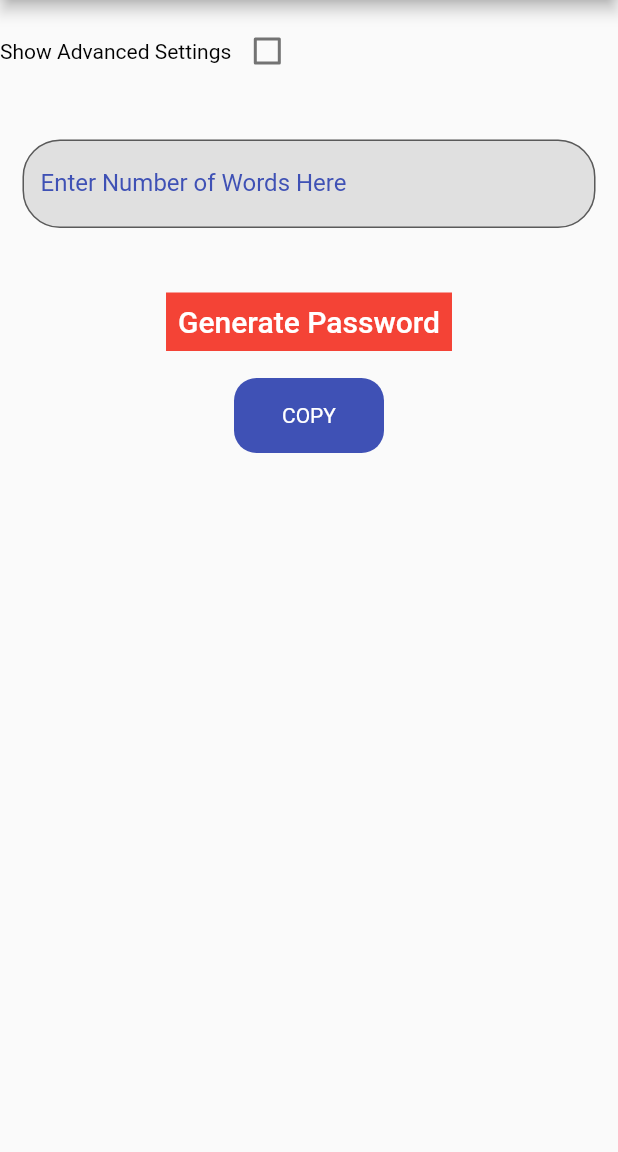
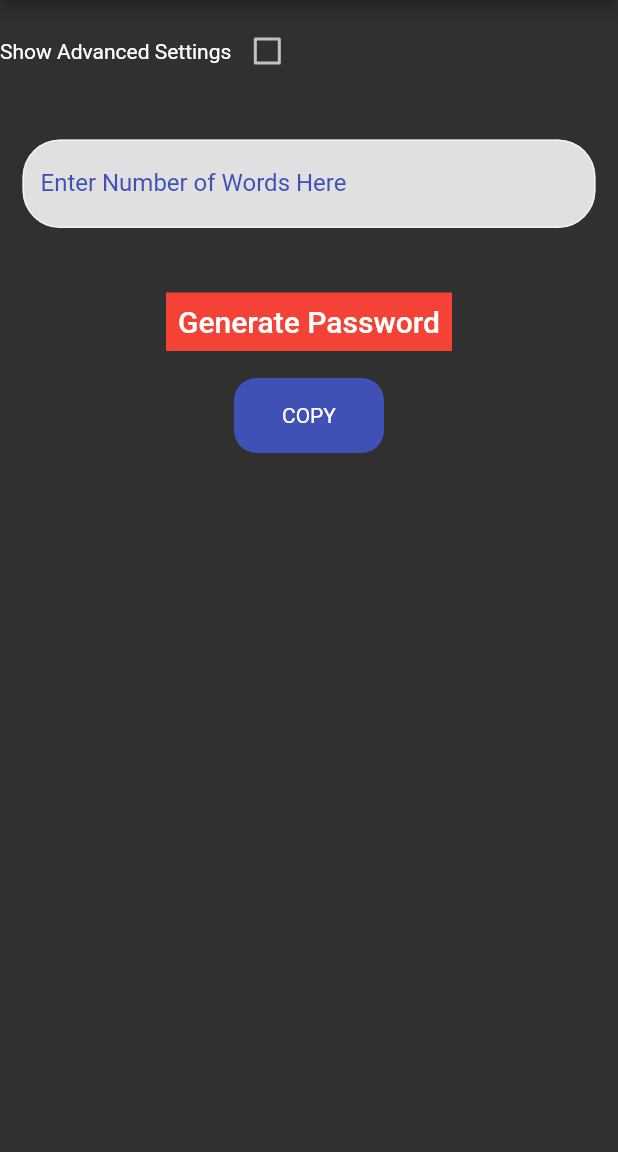
Before and after one commit to joshuamainsmith/Password-Generator, a Flutter app: the screen it shows after launch, on a phone screen of 412 x 824 dp, the part 84-1236 px from its top. Run offline on Flutter 3.47's test engine with Material 2 defaults, Android fonts, the phone set to English and light mode, and no system bars; missing offline and left inert: clipboard, random_password_generator, random_words.

Commit message:
added dark mode

```diff
--- a/lib/main.dart
+++ b/lib/main.dart
@@ -65,7 +65,7 @@ class MyAppState extends State<MyApp> {
         return Row(
           mainAxisAlignment: MainAxisAlignment.center,
           children: <Widget>[
-            Text(name, style: TextStyle(color: Colors.black)),
+            Text(name, style: TextStyle(color: Colors.white)),
             Checkbox(value: value, onChanged: onTap/*null/onTap*/),
           ],
         );
@@ -98,7 +98,7 @@ class MyAppState extends State<MyApp> {
         return Row(
           mainAxisAlignment: MainAxisAlignment.center,
           children: <Widget>[
-            Text(name, style: TextStyle(color: Colors.black)),
+            Text(name, style: TextStyle(color: Colors.white)),
             Checkbox(value: value, onChanged: onTap/*null/onTap*/),
           ],
         );
@@ -142,6 +142,19 @@ class MyAppState extends State<MyApp> {
   @override
   Widget build(BuildContext context) {
     return MaterialApp(
+      theme: ThemeData(
+        brightness: Brightness.light,
+        /* light theme settings */
+      ),
+      darkTheme: ThemeData(
+        brightness: Brightness.dark,
+        /* dark theme settings */
+      ),
+      themeMode: ThemeMode.dark,
+      /* ThemeMode.system to follow system theme,
+         ThemeMode.light for light theme,
+         ThemeMode.dark for dark theme
+      */
       debugShowCheckedModeBanner: false,
       home: Scaffold(
         appBar: AppBar(
@@ -369,7 +382,7 @@ class MyAppState extends State<MyApp> {
                           padding: const EdgeInsets.all(8.0),
                           child: Text(
                             pass,
-                            style: TextStyle(color: Colors.black, fontSize: 25),
+                            style: TextStyle(color: Colors.white, fontSize: 25),
                           ),
                         ),
                       )),
```
